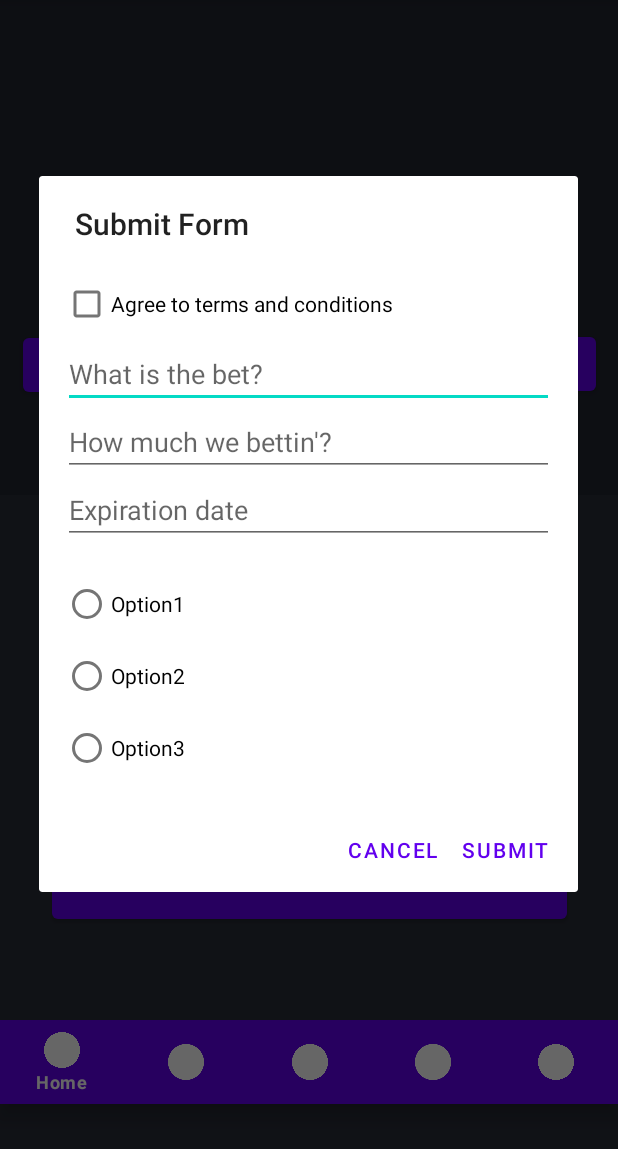
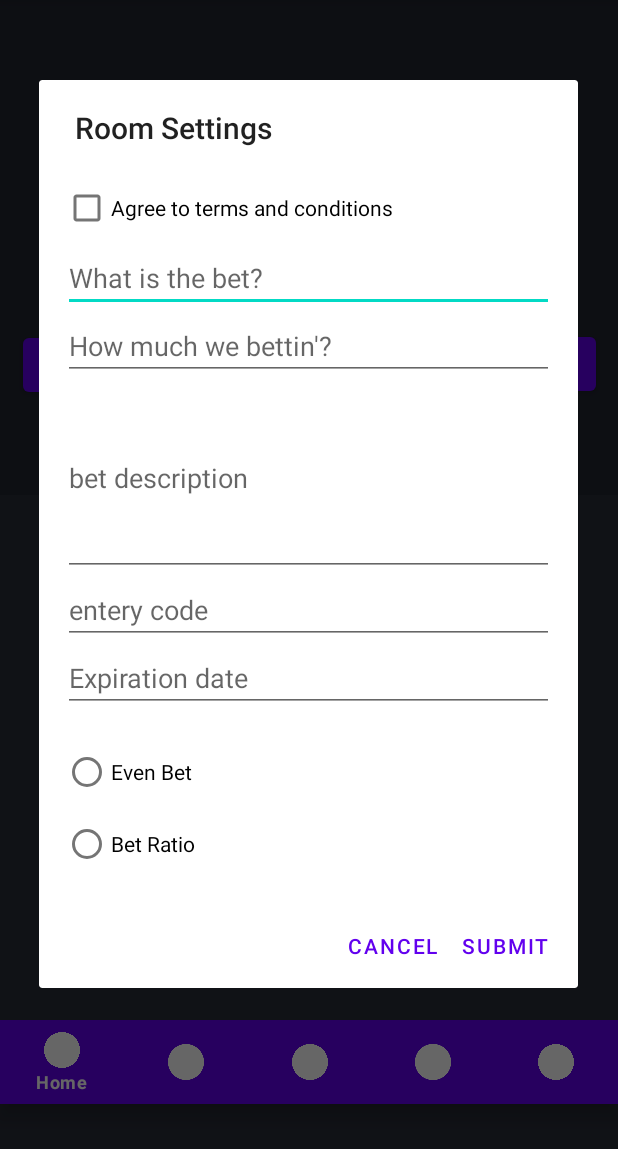
Before and after one commit to Sibo523/BetterTogether, an Android app built with Jetpack Compose: the screen it shows after launch once a user with an empty profile is signed in (HomeActivity), after a tap on "NEW ROOM", on a phone screen of 412 x 824 dp, the part 84-1233 px from its top. Run offline under Robolectric (Android 15) with nearby library versions, the phone set to English and light mode, and no system bars; our stand-ins replace Firebase (no records; nobody signed in at launch, a user with empty details on screens opened directly).

Commit message:
trying to upload form to room db

```diff
--- a/app/build.gradle.kts
+++ b/app/build.gradle.kts
@@ -69,7 +69,7 @@ dependencies {
 
     // Google Sign-In
     implementation(libs.androidx.credentials)
-    implementation(libs.play.services.auth.v2070) // Replace `v2070` with the latest version available in your `libs.versions.toml`.
+    implementation(libs.play.services.auth.v2070)
     implementation(libs.material.v1110)
 
     // Firebase
@@ -77,6 +77,7 @@ dependencies {
     implementation(libs.firebase.auth.ktx)
     implementation(libs.firebase.core)
     implementation(libs.firebase.analytics)
+    implementation("com.google.firebase:firebase-database:20.3.1")
 
     // Glide for image loading
     implementation("com.github.bumptech.glide:glide:4.15.1")
--- a/app/src/main/AndroidManifest.xml
+++ b/app/src/main/AndroidManifest.xml
@@ -1,6 +1,10 @@
 <?xml version="1.0" encoding="utf-8"?>
 <manifest xmlns:android="http://schemas.android.com/apk/res/android"
     package="com.example.bettertogether">
+
+    <!-- Add required permissions here -->
+    <uses-permission android:name="android.permission.INTERNET" />
+    <uses-permission android:name="android.permission.ACCESS_NETWORK_STATE" />
 
     <application
         android:name=".BetterTogetherApp"
@@ -9,7 +13,7 @@
         android:label="@string/app_name"
         android:roundIcon="@mipmap/ic_launcher_round"
         android:supportsRtl="true"
-        android:theme="@style/Theme.BetterTogether">  <!-- This line is crucial -->
+        android:theme="@style/Theme.BetterTogether">
 
         <activity
             android:name=".LoginActivity"
--- a/app/src/main/res/layout/form_dialog.xml
+++ b/app/src/main/res/layout/form_dialog.xml
@@ -28,6 +28,25 @@
         android:hint="@string/how_much_we_bettin"
         android:inputType="number" />
 
+    <!-- Description Input -->
+    <EditText
+        android:id="@+id/form_description_input"
+        android:layout_width="match_parent"
+        android:layout_height="wrap_content"
+        android:hint="@string/bet_description"
+        android:inputType="textMultiLine"
+        android:maxLength="2000"
+        android:lines="5" />
+
+    <!-- Code Input -->
+    <EditText
+        android:id="@+id/form_code_input"
+        android:layout_width="match_parent"
+        android:layout_height="wrap_content"
+        android:hint="@string/entery_code"
+        android:inputType="text"
+        android:maxLength="10" />
+
     <!-- Date Input -->
     <EditText
         android:id="@+id/form_date_input"
@@ -46,21 +65,15 @@
         android:layout_marginTop="16dp">
 
         <RadioButton
-            android:id="@+id/radio_option_1"
+            android:id="@+id/radio_option_even_bet"
             android:layout_width="wrap_content"
             android:layout_height="wrap_content"
-            android:text="@string/option1" />
+            android:text="@string/even_bet" />
 
         <RadioButton
-            android:id="@+id/radio_option_2"
+            android:id="@+id/radio_option_bet_ratio"
             android:layout_width="wrap_content"
             android:layout_height="wrap_content"
-            android:text="@string/option2" />
-
-        <RadioButton
-            android:id="@+id/radio_option_3"
-            android:layout_width="wrap_content"
-            android:layout_height="wrap_content"
-            android:text="@string/option3" />
+            android:text="@string/bet_ratio" />
     </RadioGroup>
 </LinearLayout>
--- a/app/src/main/res/values/strings.xml
+++ b/app/src/main/res/values/strings.xml
@@ -28,6 +28,10 @@
     <string name="contact">Contact Details</string>
     <string name="skills">Skills</string>
     <string name="samplereview">Amazing work! Very professional and skilled.</string>
+    <string name="bet_description">bet description</string>
+    <string name="entery_code">entery code</string>
+    <string name="even_bet">Even Bet</string>
+    <string name="bet_ratio">Bet Ratio</string>
 
 
 </resources>
```
Also changed, not shown: app/src/main/java/com/example/bettertogether/HomeActivity.kt (+38 -27 lines).
